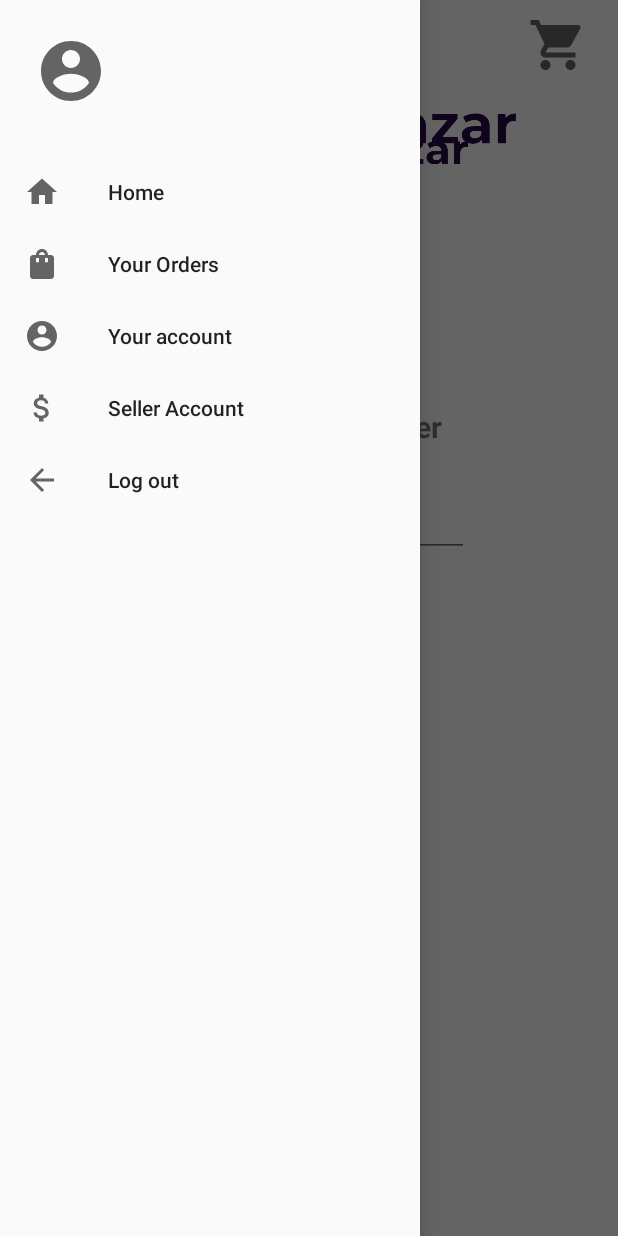
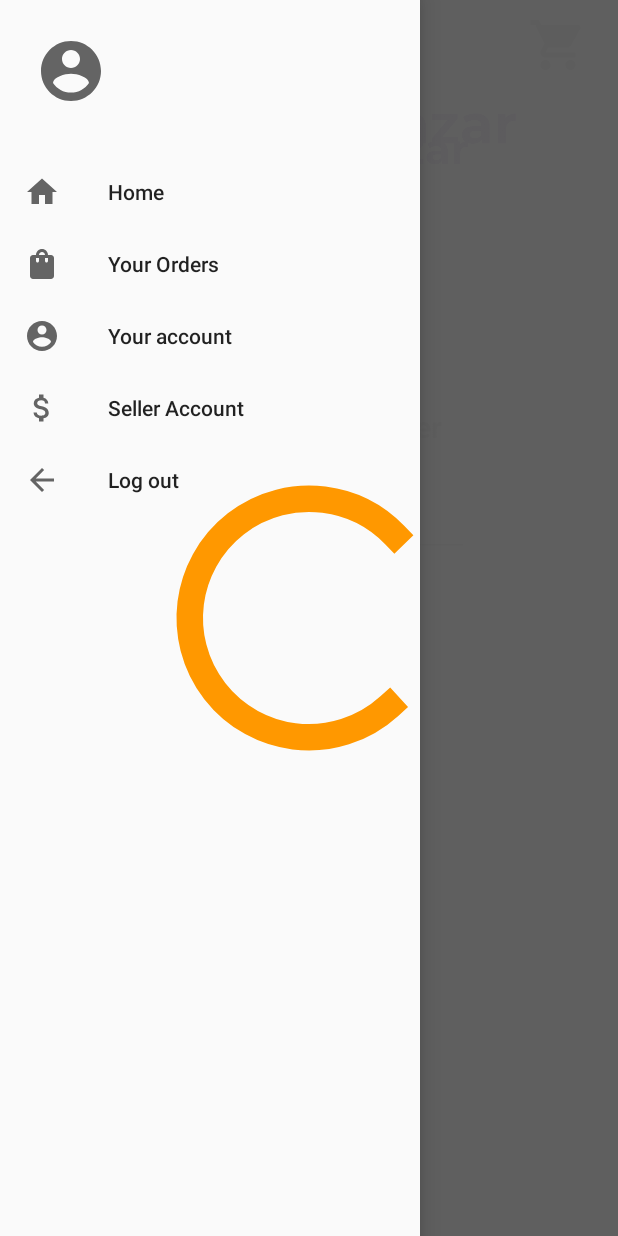
Before and after one commit to VaibhavPatil4240/AgroBazar, an Android app: the fragment Verify_fragment placed in its activity, with the side drawer open, on a phone screen of 412 x 824 dp. Run offline under Robolectric (Android 15) with nearby library versions, the phone set to English and light mode, and no system bars; our stand-ins replace Firebase (no records; nobody signed in at launch, a user with empty details on screens opened directly); network calls fail; 5 statements that could not run were skipped.

Commit message:
Added and Improved loading process

```diff
--- a/app/src/main/java/com/vaibhav/agrobazarv1/MainActivity.java
+++ b/app/src/main/java/com/vaibhav/agrobazarv1/MainActivity.java
@@ -21,7 +21,7 @@ import androidx.fragment.app.Fragment;
 
 import com.google.android.material.navigation.NavigationView;
 
-public class MainActivity extends AppCompatActivity  implements LogIn_Fragment.logInListner {
+public class MainActivity extends AppCompatActivity  implements LogIn_Fragment.logInListner ,CreateAcc_Fragment.createAcc,Verify_fragment.verfyingNumber{
     NavigationView nav;
     ImageView cartB;
     Toolbar toolbar;
--- a/app/src/main/java/com/vaibhav/agrobazarv1/Verify_fragment.java
+++ b/app/src/main/java/com/vaibhav/agrobazarv1/Verify_fragment.java
@@ -1,5 +1,6 @@
 package com.vaibhav.agrobazarv1;
 
+import android.content.Context;
 import android.os.AsyncTask;
 import android.os.Bundle;
 import android.util.Log;
@@ -8,9 +9,6 @@ import android.view.View;
 import android.view.ViewGroup;
 import android.widget.Button;
 import android.widget.EditText;
-import android.widget.ImageView;
-import android.widget.ProgressBar;
-import android.widget.TextView;
 import android.widget.Toast;
 
 import androidx.annotation.NonNull;
@@ -50,9 +48,6 @@ public class Verify_fragment extends Fragment {
     public Verify_fragment() {
         // Required empty public constructor
     }
-    ImageView blurred;
-    ProgressBar loadingVerify;
-    TextView verifying;
     EditText otp;
     Button verifyButton;
     String fn,ln,pass,gm,pn,otpid;
@@ -66,7 +61,10 @@ public class Verify_fragment extends Fragment {
         fragment.setArguments(args);
         return fragment;
     }
-
+    private verfyingNumber verfyingInterface;
+    public interface verfyingNumber{
+        void loadingProcess(int b);
+    }
     @Override
     public void onCreate(Bundle savedInstanceState) {
         super.onCreate(savedInstanceState);
@@ -84,9 +82,6 @@ public class Verify_fragment extends Fragment {
         View v=inflater.inflate(R.layout.fragment_verify, container, false);
         verifyButton=v.findViewById(R.id.verifyButton);
         ((MainActivity)getActivity()).isCreated(true);
-        blurred=v.findViewById(R.id.blurredVerify);
-        loadingVerify=v.findViewById(R.id.progressBar);
-        verifying=v.findViewById(R.id.verifying);
         otp=v.findViewById(R.id.otpText);
         pn =getArguments().getString("pn");
         fn =getArguments().getString("fn");
@@ -94,13 +89,8 @@ public class Verify_fragment extends Fragment {
         pass =getArguments().getString("pass");
         gm=getArguments().getString("gm");
         mAuth=FirebaseAuth.getInstance();
-        blurred.setVisibility(View.VISIBLE);
-        loadingVerify.setVisibility(View.VISIBLE);
-        verifying.setVisibility(View.VISIBLE);
+        verfyingInterface.loadingProcess(1);
         intiateOTP();
-        blurred.setVisibility(View.INVISIBLE);
-        loadingVerify.setVisibility(View.INVISIBLE);
-        verifying.setVisibility(View.INVISIBLE);
         verifyButton.setOnClickListener(new View.OnClickListener() {
             @Override
             public void onClick(View view) {
@@ -114,15 +104,29 @@ public class Verify_fragment extends Fragment {
                     }
                     else
                     {
-                        blurred.setVisibility(View.VISIBLE);
-                        loadingVerify.setVisibility(View.VISIBLE);
-                        verifying.setVisibility(View.VISIBLE);
+                       verfyingInterface.loadingProcess(1);
                         PhoneAuthCredential credential=PhoneAuthProvider.getCredential(otpid,otp.getText().toString());
                         signInWithPhoneAuthCredential(credential);
                     }
             }
         });
         return  v;
+    }
+
+    @Override
+    public void onAttach(@NonNull Context context) {
+        super.onAttach(context);
+        if(context instanceof verfyingNumber){
+            verfyingInterface=(verfyingNumber) context;
+        }else {
+            throw new RuntimeException(context.toString()+"Must implement fragment listener");
+        }
+    }
+
+    @Override
+    public void onDetach() {
+        super.onDetach();
+        verfyingInterface=null;
     }
 
     @Override
@@ -137,6 +141,7 @@ public class Verify_fragment extends Fragment {
             public void onCodeSent(@NonNull String s, @NonNull PhoneAuthProvider.ForceResendingToken forceResendingToken) {
                 super.onCodeSent(s, forceResendingToken);
                 otpid=s;
+                verfyingInterface.loadingProcess(0);
             }
 
             @Override
@@ -151,6 +156,7 @@ public class Verify_fragment extends Fragment {
         });
     }
     private void signInWithPhoneAuthCredential(PhoneAuthCredential credential) {
+        verfyingInterface.loadingProcess(1);
         mAuth.signInWithCredential(credential)
                 .addOnCompleteListener(getActivity(), new OnCompleteListener<AuthResult>() {
                     @Override
@@ -167,6 +173,8 @@ public class Verify_fragment extends Fragment {
     }
     public void createAccount()
     {
+        verfyingInterface.loadingProcess(1);
+
         String url="https://agrobazarvaibhavpatil.000webhostapp.com/LogIn/SignUp.php";
         String qry="?t1="+pn.substring(3)+"&t2="+pass+"&t3="+fn.trim()+"&t4="+ln+"&t5="+gm+"&t6="+pn.substring(0,3);
         Log.d("qry",qry);
@@ -175,6 +183,7 @@ public class Verify_fragment extends Fragment {
             @Override
             protected void onPostExecute(String s) {
                 super.onPostExecute(s);
+                verfyingInterface.loadingProcess(0);
                 if(s.equals("Some error occured"))
                 {
                     Toast.makeText(getContext(),s, Toast.LENGTH_SHORT).show();
--- a/app/src/main/res/layout/activity_main.xml
+++ b/app/src/main/res/layout/activity_main.xml
@@ -7,12 +7,6 @@
     android:layout_height="match_parent"
     tools:context=".MainActivity"
     tools:openDrawer="start">
-    <ImageView
-        android:id="@+id/loadingImg"
-        android:layout_width="match_parent"
-        android:layout_height="match_parent"
-        android:translationZ="10dp"
-        android:src="@drawable/loadingimg"/>
     <ProgressBar
         android:id="@+id/logInloading"
         style="?android:attr/progressBarStyle"
@@ -23,7 +17,10 @@
         android:layout_marginBottom="300dp"
         android:layout_marginLeft="100dp"
         android:layout_marginRight="100dp"
-         />
+        android:indeterminate="true"
+        android:indeterminateTint="@color/orange"
+        android:indeterminateTintMode="src_atop"
+        />
 
 
     <RelativeLayout
@@ -58,6 +55,13 @@
             android:layout_width="match_parent"
             android:layout_height="match_parent"
             android:layout_marginTop="50dp" />
+        <ImageView
+            android:id="@+id/loadingImg"
+            android:layout_width="match_parent"
+            android:layout_height="wrap_content"
+            android:translationZ="10dp"
+            android:scaleType="fitXY"
+            android:src="@drawable/loadingimg1"/>
     </RelativeLayout>
     <com.google.android.material.navigation.NavigationView
         android:id="@+id/navmenu"
```
Also changed, not shown: app/src/main/java/com/vaibhav/agrobazarv1/CreateAcc_Fragment.java (+26 -14 lines), app/src/main/res/layout/fragment_create_acc.xml (+0 -23 lines), app/src/main/res/layout/fragment_verify.xml (+0 -41 lines), app/src/main/res/drawable-v24/loadingimg1.png (added), app/src/main/res/drawable/loadingimg1.png (added).
